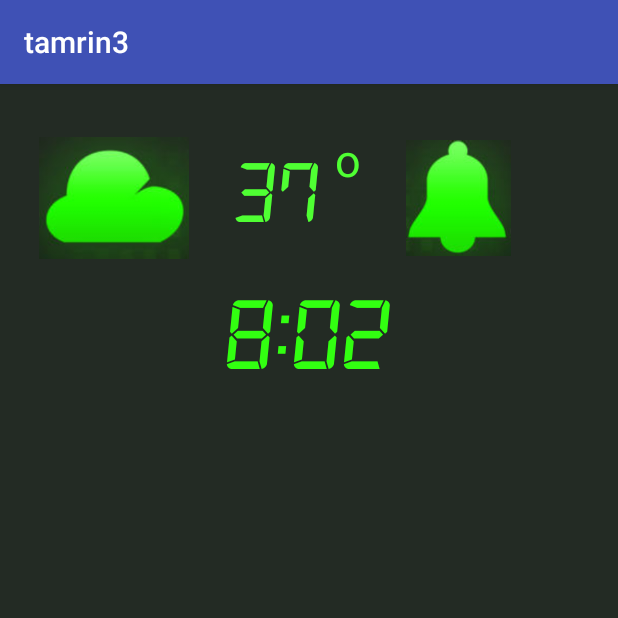
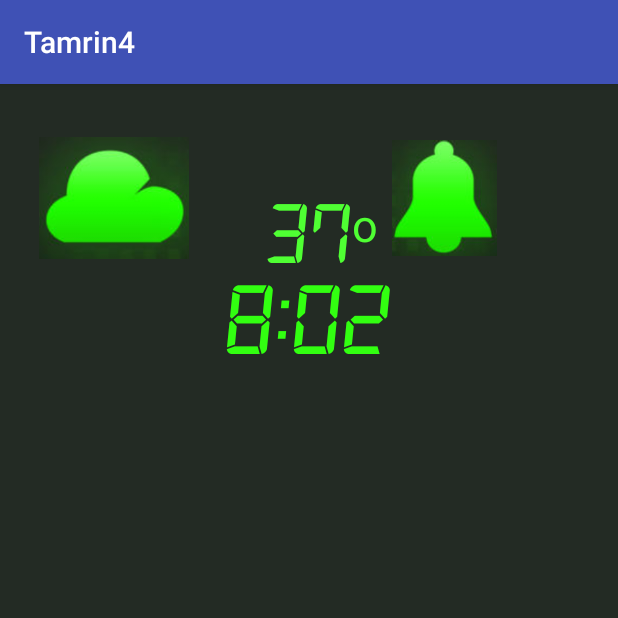
Before and after one commit to maryamjm75/digitalclock, an Android app: the screen it shows after launch (MainActivity), on a phone screen of 412 x 824 dp, the top half of it. Run offline under Robolectric (Android 15) with nearby library versions, the light colour scheme and no system bars.

Commit message:
change layout from digitalclock

```diff
--- a/app/build.gradle
+++ b/app/build.gradle
@@ -5,7 +5,7 @@ android {
     buildToolsVersion "23.0.3"
 
     defaultConfig {
-        applicationId "com.example.maryam.tamrin3"
+        applicationId "com.example.maryam.tamrin4"
         minSdkVersion 15
         targetSdkVersion 23
         versionCode 1
--- a/app/src/main/AndroidManifest.xml
+++ b/app/src/main/AndroidManifest.xml
@@ -1,6 +1,6 @@
 <?xml version="1.0" encoding="utf-8"?>
 <manifest xmlns:android="http://schemas.android.com/apk/res/android"
-    package="com.example.maryam.tamrin3">
+    package="com.example.maryam.tamrin4">
 
     <application
         android:allowBackup="true"
--- a/app/src/main/java/com/example/maryam/tamrin3/MainActivity.java
+++ b/app/src/main/java/com/example/maryam/tamrin4/MainActivity.java
@@ -1,4 +1,4 @@
-package com.example.maryam.tamrin3;
+package com.example.maryam.tamrin4;
 
 import android.graphics.Typeface;
 import android.support.v7.app.AppCompatActivity;
@@ -13,8 +13,8 @@ public class MainActivity extends AppCompatActivity {
         setContentView(R.layout.activity_main);
         Typeface d = Typeface.createFromAsset(getAssets(),"fonts/digital7.otf");
         TextView txt1 = (TextView)findViewById(R.id.txt1);
-        TextView txt2 = (TextView)findViewById(R.id.txt2);
+        TextView txt3 = (TextView)findViewById(R.id.txt3);
         txt1.setTypeface(d);
-        txt2.setTypeface(d);
+        txt3.setTypeface(d);
     }
 }
--- a/app/src/main/res/layout/activity_main.xml
+++ b/app/src/main/res/layout/activity_main.xml
@@ -1,63 +1,56 @@
 <?xml version="1.0" encoding="utf-8"?>
-<LinearLayout xmlns:android="http://schemas.android.com/apk/res/android"
+<RelativeLayout xmlns:android="http://schemas.android.com/apk/res/android"
     xmlns:tools="http://schemas.android.com/tools"
     android:layout_width="match_parent"
     android:layout_height="match_parent"
-    android:orientation="vertical"
     android:paddingBottom="@dimen/activity_vertical_margin"
     android:paddingLeft="@dimen/activity_horizontal_margin"
     android:paddingRight="@dimen/activity_horizontal_margin"
     android:paddingTop="@dimen/activity_vertical_margin"
-    tools:context="com.example.maryam.tamrin3.MainActivity"
+    tools:context="com.example.maryam.tamrin4.MainActivity"
     android:background="#232b24">
 
-    <LinearLayout
-        android:layout_width="wrap_content"
-        android:layout_height="wrap_content"
-        android:orientation="horizontal">
     <ImageView
         android:layout_width="100sp"
         android:layout_height="100sp"
         android:src="@drawable/a"
+        android:id="@+id/img1"
         android:layout_margin="10dp"/>
     <TextView
         android:layout_width="wrap_content"
         android:layout_height="wrap_content"
         android:id="@+id/txt1"
         android:text="37"
-            android:fontFamily=""
         android:textColor="#4fff33"
         android:textSize="60dp"
-            android:layout_marginTop="30dp"
-            android:layout_marginLeft="20dp"/>
+        android:layout_above="@+id/txt3"
+        android:layout_centerHorizontal="true" />
     <TextView
         android:layout_width="wrap_content"
         android:layout_height="wrap_content"
         android:text="o"
-            android:fontFamily=""
         android:textColor="#4fff33"
         android:textSize="30dp"
-            android:layout_marginBottom="-10dp"
-            android:layout_marginLeft="10dp"/>
+        android:id="@+id/txt2"
+        android:layout_alignTop="@+id/txt1"
+        android:layout_toRightOf="@+id/txt1"
+        android:layout_toEndOf="@+id/txt1" />
     <ImageView
         android:layout_width="70dp"
         android:layout_height="100dp"
         android:src="@drawable/b"
-            android:layout_marginTop="10dp"
-            android:layout_marginLeft="30dp" />
-    </LinearLayout>
-
-    <LinearLayout
-        android:layout_width="wrap_content"
-        android:layout_height="wrap_content"
-        android:layout_gravity="center">
+        android:id="@+id/img2"
+        android:layout_alignTop="@+id/img1"
+        android:layout_toRightOf="@+id/txt3"
+        android:layout_toEndOf="@+id/txt3" />
     <TextView
         android:layout_width="wrap_content"
         android:layout_height="wrap_content"
-            android:id="@+id/txt2"
+        android:id="@+id/txt3"
         android:text="8:02"
         android:layout_gravity="center_horizontal"
         android:textColor="#32ff11"
-            android:textSize="70dp"/>
-    </LinearLayout>
-</LinearLayout>
+        android:textSize="70dp"
+        android:layout_below="@id/img2"
+        android:layout_centerHorizontal="true"/>
+</RelativeLayout>
--- a/app/src/main/res/values/strings.xml
+++ b/app/src/main/res/values/strings.xml
@@ -1,3 +1,3 @@
 <resources>
-    <string name="app_name">tamrin3</string>
+    <string name="app_name">Tamrin4</string>
 </resources>
--- a/build.gradle
+++ b/build.gradle
@@ -5,8 +5,8 @@ buildscript {
         jcenter()
     }
     dependencies {
+        classpath 'com.android.tools.build:gradle:2.1.2'
 
-        classpath 'com.android.tools.build:gradle:2.1.2'
         // NOTE: Do not place your application dependencies here; they belong
         // in the individual module build.gradle files
     }
```
Also changed, not shown: 4 other files. Lines whose indentation alone changed are shown as unchanged.
